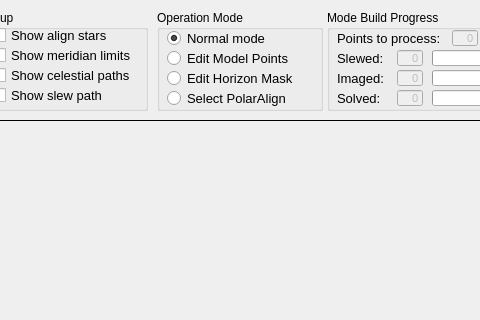
mworion/MountWizzard4, file mw4/gui/widgets/hemisphere.ui: the form before one commit; both pictures show x 133 to 613 and y 0 to 320 of the 800 by 600 pixel window.
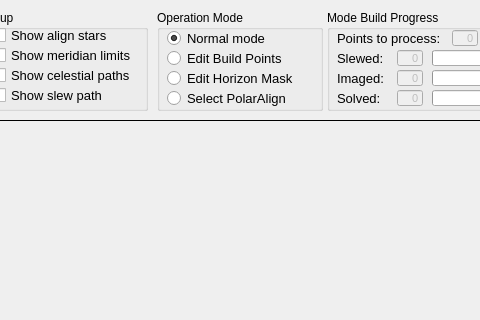
The form after the commit.

Commit message: structured the horizon task

The edit to the form file:
```diff
--- a/mw4/gui/widgets/hemisphere.ui
+++ b/mw4/gui/widgets/hemisphere.ui
@@ -166,7 +166,7 @@
      </font>
     </property>
     <property name="text">
-     <string>Edit Model Points</string>
+     <string>Edit Build Points</string>
     </property>
    </widget>
    <widget class="QRadioButton" name="checkEditHorizonMask">
```
Left out of the diff: 6 changed lines with no effect on the pictures. The commit also changes 2 other files.
